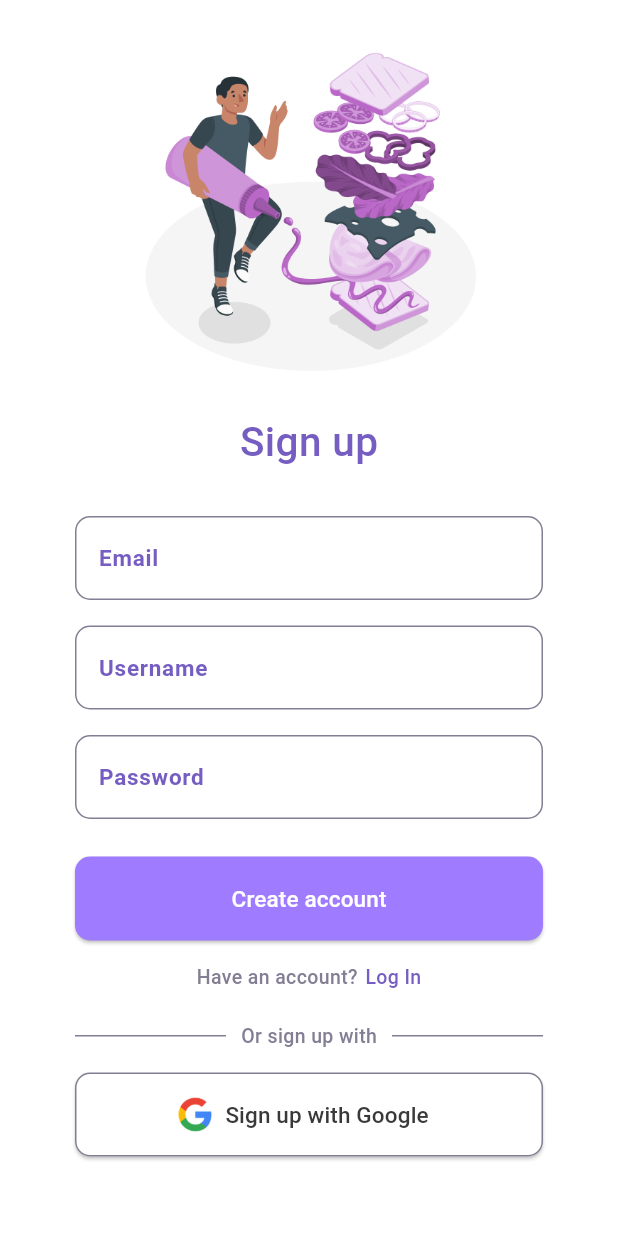
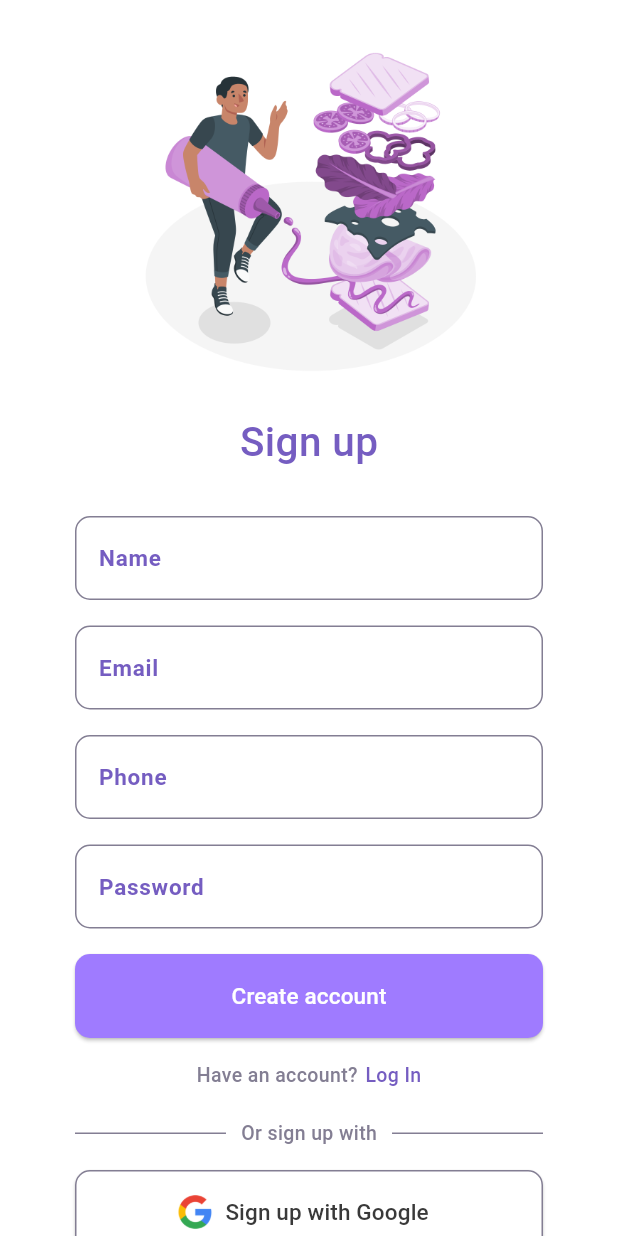
Before and after one commit to Nikmrz/Smart-Recipe-Generator-Flutter, a Flutter app: the SignUpScreen screen opened directly with empty values, on a phone screen of 412 x 824 dp. Run offline on Flutter 3.47's test engine with Material 3 defaults, Android fonts, the light colour scheme and no system bars; our stand-ins replace babstrap_settings_screen, flashy_tab_bar2, get; missing offline and left inert: flutter_timer_countdown; Roboto replaces fonts that are missing (Poppins).

Commit message:
connect rails server and integrate signup (registration) api from backend

```diff
--- a/lib/app/modules/Authenticate/views/screens/Signuppage.dart
+++ b/lib/app/modules/Authenticate/views/screens/Signuppage.dart
@@ -1,5 +1,7 @@
+import 'dart:convert';
 import 'package:flutter/material.dart';
-import 'package:smart_recipe_generator_flutter/app/modules/home/views/home_view.dart';
+import 'package:http/http.dart' as http;
+import 'package:smart_recipe_generator_flutter/app/modules/Authenticate/views/authenticate_view.dart';
 
 class SignUpScreen extends StatefulWidget {
   const SignUpScreen({super.key, required this.controller});
@@ -10,9 +12,102 @@ class SignUpScreen extends StatefulWidget {
 }
 
 class _SignUpScreenState extends State<SignUpScreen> {
+  final TextEditingController _nameController = TextEditingController();
   final TextEditingController _emailController = TextEditingController();
-  final TextEditingController _usernameController = TextEditingController();
+  final TextEditingController _phoneController = TextEditingController();
   final TextEditingController _passController = TextEditingController();
+
+  bool _isLoading = false;
+  String? _nameError;
+  String? _emailError;
+  String? _phoneError;
+  String? _passError;
+
+  Future<void> _signUp() async {
+    setState(() {
+      _nameError =
+          _nameController.text.trim().isEmpty ? "Please enter your name" : null;
+      _emailError =
+          _emailController.text.trim().isEmpty
+              ? "Please enter your email"
+              : null;
+      _phoneError =
+          _phoneController.text.trim().isEmpty
+              ? "Please enter your phone number"
+              : null;
+      _passError =
+          _passController.text.trim().isEmpty
+              ? "Please enter your password"
+              : null;
+    });
+
+    if (_nameError != null ||
+        _emailError != null ||
+        _phoneError != null ||
+        _passError != null) {
+      return;
+    }
+
+    final String apiUrl = "http://127.0.0.1:3000/signup";
+    final Map<String, dynamic> userData = {
+      "user": {
+        "name": _nameController.text.trim(),
+        "email": _emailController.text.trim(),
+        "password": _passController.text.trim(),
+        "phone": _phoneController.text.trim(),
+      },
+    };
+
+    setState(() {
+      _isLoading = true;
+    });
+
+    try {
+      final response = await http.post(
+        Uri.parse(apiUrl),
+        headers: {"Content-Type": "application/json"},
+        body: jsonEncode(userData),
+      );
+
+      final Map<String, dynamic> responseData = jsonDecode(response.body);
+
+      if (response.statusCode == 200) {
+        ScaffoldMessenger.of(context).showSnackBar(
+          const SnackBar(
+            content: Text("Sign up successful"),
+            backgroundColor: Colors.green,
+          ),
+        );
+        Navigator.pushReplacement(
+          context,
+          MaterialPageRoute(builder: (context) => AuthenticateView()),
+        );
+      }else{
+        String errorMessage = "An error occurred. Please try again.";
+        if (responseData.containsKey("status") && responseData["status"]["message"] != null) {
+          errorMessage = responseData["status"]["message"];
+        }
+
+        ScaffoldMessenger.of(context).showSnackBar(
+          SnackBar(
+            content: Text(errorMessage),
+            backgroundColor: Colors.red,
+          ),
+        );
+      }
+    } catch (error) {
+      ScaffoldMessenger.of(context).showSnackBar(
+        const SnackBar(
+          content: Text("An error occurred. Please try again."),
+          backgroundColor: Colors.red,
+        ),
+      );
+    } finally {
+      setState(() {
+        _isLoading = false;
+      });
+    }
+  }
 
   @override
   Widget build(BuildContext context) {
@@ -41,61 +136,47 @@ class _SignUpScreenState extends State<SignUpScreen> {
               ),
               const SizedBox(height: 30),
 
-              // Email Field
-              SizedBox(
-                height: 56,
-                child: TextField(
-                  controller: _emailController,
-                  textAlign: TextAlign.center,
-                  decoration: _inputDecoration('Email', 'Enter a valid Email'),
+              _buildTextField(
+                _nameController,
+                "Name",
+                "Enter full name",
+                _nameError,
               ),
+              _buildTextField(
+                _emailController,
+                "Email",
+                "Enter a valid Email",
+                _emailError,
               ),
-              const SizedBox(height: 17),
+              _buildTextField(
+                _phoneController,
+                "Phone",
+                "Enter phone number",
+                _phoneError,
+              ),
+              _buildTextField(
+                _passController,
+                "Password",
+                "Create a strong password",
+                _passError,
+                obscureText: true,
+              ),
 
-              // Username Field
-              SizedBox(
-                height: 56,
-                child: TextField(
-                  controller: _usernameController,
-                  textAlign: TextAlign.center,
-                  decoration: _inputDecoration('Username', 'Enter a unique username'),
-                ),
-              ),
-              const SizedBox(height: 17),
-
-              // Password Field
-              SizedBox(
-                height: 56,
-                child: TextField(
-                  controller: _passController,
-                  textAlign: TextAlign.center,
-                  obscureText: true,
-                  decoration: _inputDecoration('Password', 'Create a strong password'),
-                ),
-              ),
-              const SizedBox(height: 25),
-
-              // Create Account Button
               SizedBox(
                 width: 329,
                 height: 56,
                 child: ElevatedButton(
-                  onPressed: () {
-                  Navigator.pushReplacement(
-                    context,
-                    MaterialPageRoute(
-                      builder: (context) => HomeView() // user back najawos vanera .pushreplacement gareko if garne vaye .push
-                    ),
-                  );
-                },
-
+                  onPressed: _isLoading ? null : _signUp,
                   style: ElevatedButton.styleFrom(
                     backgroundColor: const Color(0xFF9F7BFF),
                     shape: RoundedRectangleBorder(
                       borderRadius: BorderRadius.circular(10),
                     ),
                   ),
-                  child: const Text(
+                  child:
+                      _isLoading
+                          ? const CircularProgressIndicator(color: Colors.white)
+                          : const Text(
                             'Create account',
                             style: TextStyle(
                               color: Colors.white,
@@ -108,7 +189,6 @@ class _SignUpScreenState extends State<SignUpScreen> {
               ),
               const SizedBox(height: 15),
 
-              // Login Link
               Row(
                 mainAxisAlignment: MainAxisAlignment.center,
                 children: [
@@ -124,9 +204,11 @@ class _SignUpScreenState extends State<SignUpScreen> {
                   const SizedBox(width: 5),
                   InkWell(
                     onTap: () {
-                      widget.controller.animateToPage(0,
+                      widget.controller.animateToPage(
+                        0,
                         duration: const Duration(milliseconds: 500),
-                          curve: Curves.ease);
+                        curve: Curves.ease,
+                      );
                     },
                     child: const Text(
                       'Log In',
@@ -142,7 +224,6 @@ class _SignUpScreenState extends State<SignUpScreen> {
               ),
               const SizedBox(height: 20),
 
-              // OR Divider
               Row(
                 children: [
                   Expanded(child: Divider(color: Color(0xFF837E93))),
@@ -163,7 +244,6 @@ class _SignUpScreenState extends State<SignUpScreen> {
               ),
               const SizedBox(height: 15),
 
-              // Sign Up with Google Button
               SizedBox(
                 width: 329,
                 height: 56,
@@ -179,7 +259,7 @@ class _SignUpScreenState extends State<SignUpScreen> {
                     ),
                   ),
                   icon: Image.asset(
-                    'assets/icons/google.png', // Make sure to add this asset
+                    'assets/icons/google.png',
                     width: 24,
                     height: 24,
                   ),
@@ -202,36 +282,55 @@ class _SignUpScreenState extends State<SignUpScreen> {
     );
   }
 
-  InputDecoration _inputDecoration(String label, String hint) {
-    return InputDecoration(
+  Widget _buildTextField(
+    TextEditingController controller,
+    String label,
+    String hint,
+    String? error, {
+    bool obscureText = false,
+  }) {
+    return Column(
+      crossAxisAlignment: CrossAxisAlignment.start,
+      children: [
+        SizedBox(
+          height: 56,
+          child: TextField(
+            controller: controller,
+            textAlign: TextAlign.center,
+            obscureText: obscureText,
+            decoration: InputDecoration(
               labelText: label,
               hintText: hint,
               hintStyle: const TextStyle(
                 color: Color(0xFF837E93),
                 fontSize: 10,
-        fontFamily: 'Poppins',
-        fontWeight: FontWeight.w400,
               ),
               labelStyle: const TextStyle(
                 color: Color(0xFF755DC1),
                 fontSize: 15,
-        fontFamily: 'Poppins',
                 fontWeight: FontWeight.w600,
               ),
               enabledBorder: const OutlineInputBorder(
                 borderRadius: BorderRadius.all(Radius.circular(10)),
-        borderSide: BorderSide(
-          width: 1,
-          color: Color(0xFF837E93),
-        ),
+                borderSide: BorderSide(width: 1, color: Color(0xFF837E93)),
               ),
               focusedBorder: const OutlineInputBorder(
                 borderRadius: BorderRadius.all(Radius.circular(10)),
-        borderSide: BorderSide(
-          width: 1,
-          color: Color(0xFF9F7BFF),
+                borderSide: BorderSide(width: 1, color: Color(0xFF9F7BFF)),
               ),
             ),
+          ),
+        ),
+        if (error != null)
+          Padding(
+            padding: const EdgeInsets.only(top: 5, left: 12),
+            child: Text(
+              error,
+              style: const TextStyle(color: Colors.red, fontSize: 12),
+            ),
+          ),
+        const SizedBox(height: 17),
+      ],
     );
   }
 }
--- a/pubspec.yaml
+++ b/pubspec.yaml
@@ -30,6 +30,7 @@ environment:
 dependencies:
   flutter:
     sdk: flutter
+  http: ^1.3.0  # Update version as needed
 
   # The following adds the Cupertino Icons font to your application.
   # Use with the CupertinoIcons class for iOS style icons.
```
Also changed, not shown: pubspec.lock. Lines whose indentation alone changed are shown as unchanged.
